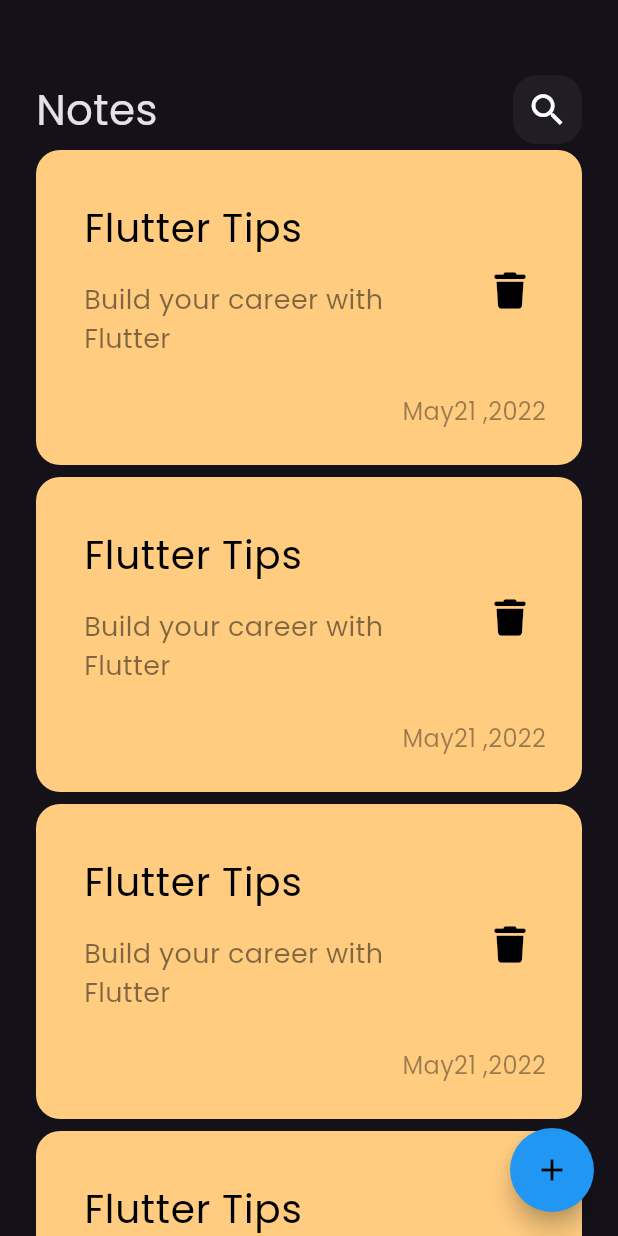
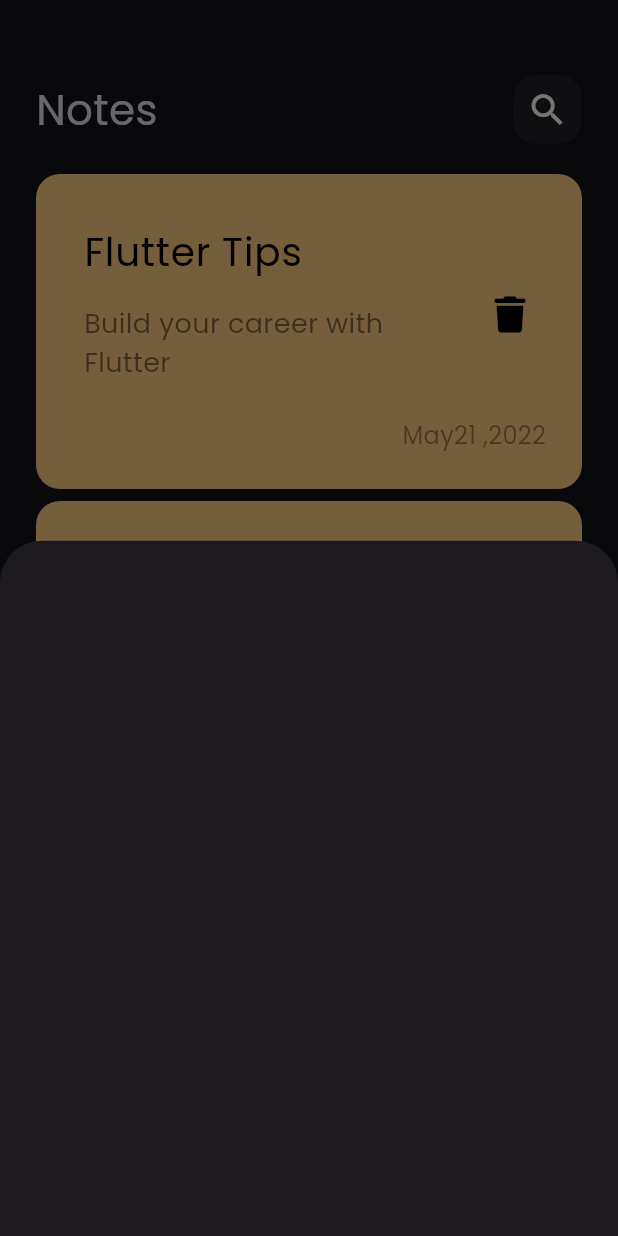
Before and after one commit to manar-mahmou/notes_app, a Flutter app: the screen it shows after launch, after a tap on the "add" icon, on a phone screen of 412 x 824 dp. Run offline on Flutter 3.47's test engine with Material 3 defaults, Android fonts, the phone set to English and light mode, and no system bars; our stand-ins replace font_awesome_flutter.

Commit message:
show model button sheet

```diff
--- a/lib/views/notes_view.dart
+++ b/lib/views/notes_view.dart
@@ -1,4 +1,5 @@
 import 'package:flutter/material.dart';
+import 'package:note_app/widgets/add_note_button_sheet.dart';
 import 'package:note_app/widgets/notes_view_body.dart';
 
 class NotesView extends StatelessWidget {
@@ -8,7 +9,13 @@ class NotesView extends StatelessWidget {
   Widget build(BuildContext context) {
     return Scaffold(
       floatingActionButton: FloatingActionButton(
-        onPressed: () {},
+        onPressed: () {
+          showModalBottomSheet(
+              context: context,
+              builder: (context) {
+                return const AddNoteButtonSheet();
+              });
+        },
         backgroundColor: Colors.blue,
         shape: RoundedRectangleBorder(
           borderRadius: BorderRadius.circular(50),
--- /dev/null
+++ b/lib/widgets/add_note_button_sheet.dart
@@ -0,0 +1,10 @@
+import 'package:flutter/material.dart';
+
+class AddNoteButtonSheet extends StatelessWidget {
+  const AddNoteButtonSheet({super.key});
+
+  @override
+  Widget build(BuildContext context) {
+    return Container();
+  }
+}
--- a/lib/widgets/notes_list_view.dart
+++ b/lib/widgets/notes_list_view.dart
@@ -6,11 +6,16 @@ class NotesListView extends StatelessWidget {
   //final data = const [];
   @override
   Widget build(BuildContext context) {
-    return ListView.builder(itemBuilder: (context, index) {
-      return const Padding(
-        padding: EdgeInsets.symmetric(vertical: 4.0),
-        child: NotesItem(),
-      );
-    });
+    return Padding(
+      padding: const EdgeInsets.symmetric(vertical: 16.0),
+      child: ListView.builder(
+          padding: EdgeInsets.zero,
+          itemBuilder: (context, index) {
+            return const Padding(
+              padding: EdgeInsets.symmetric(vertical: 4.0),
+              child: NotesItem(),
+            );
+          }),
+    );
   }
 }
--- a/lib/widgets/notes_view_body.dart
+++ b/lib/widgets/notes_view_body.dart
@@ -7,14 +7,14 @@ class NotesViewBody extends StatelessWidget {
 
   @override
   Widget build(BuildContext context) {
-    return Padding(
-      padding: const EdgeInsets.symmetric(horizontal: 24),
+    return const Padding(
+      padding: EdgeInsets.symmetric(horizontal: 24),
       child: Column(
         children: [
-          const SizedBox(
+          SizedBox(
             height: 50,
           ),
-          const CustomAppBar(),
+          CustomAppBar(),
           Expanded(child: NotesListView())
         ],
       ),
```
